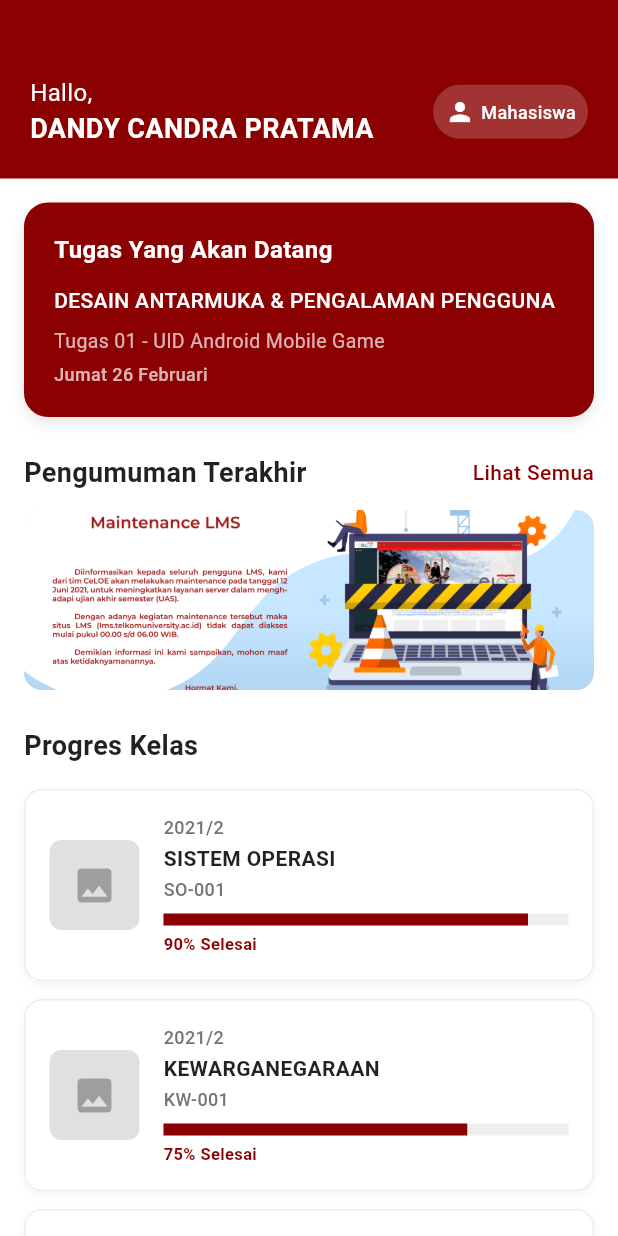
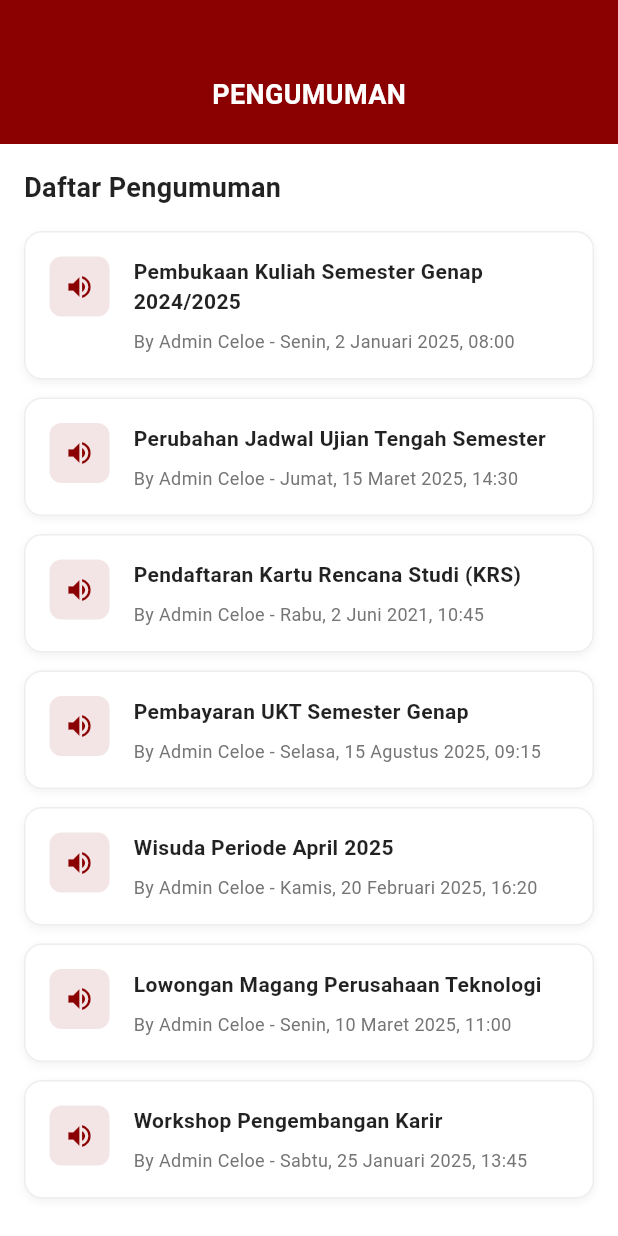
Before and after one commit to Yayukk/lms-app, a Flutter app: the HomeScreen screen opened directly, after a tap on "Lihat Semua", on a phone screen of 412 x 824 dp. Run offline on Flutter 3.47's test engine with Material 3 defaults, Android fonts, the phone set to English and light mode, and no system bars.

Commit message:
menambahkan bagian pengumuman screen

```diff
--- a/lib/home_screen.dart
+++ b/lib/home_screen.dart
@@ -1,4 +1,5 @@
 import 'package:flutter/material.dart';
+import 'pengumuman_screen.dart';
 
 class HomeScreen extends StatelessWidget {
   const HomeScreen({super.key});
@@ -81,7 +82,7 @@ class HomeScreen extends StatelessWidget {
                     const SizedBox(height: 24),
 
                     // Pengumuman Section
-                    _buildAnnouncementsSection(),
+                    _buildAnnouncementsSection(context),
                     const SizedBox(height: 24),
 
                     // Progres Kelas Section
@@ -150,7 +151,7 @@ class HomeScreen extends StatelessWidget {
     );
   }
 
-  Widget _buildAnnouncementsSection() {
+  Widget _buildAnnouncementsSection(BuildContext context) {
     return Column(
       crossAxisAlignment: CrossAxisAlignment.start,
       children: [
@@ -167,7 +168,12 @@ class HomeScreen extends StatelessWidget {
             ),
             GestureDetector(
               onTap: () {
-                // Handle "Lihat Semua" tap
+                Navigator.push(
+                  context,
+                  MaterialPageRoute(
+                    builder: (context) => const PengumumanScreen(),
+                  ),
+                );
               },
               child: const Text(
                 'Lihat Semua',
--- /dev/null
+++ b/lib/pengumuman_screen.dart
@@ -0,0 +1,171 @@
+import 'package:flutter/material.dart';
+
+class PengumumanScreen extends StatelessWidget {
+  const PengumumanScreen({super.key});
+
+  @override
+  Widget build(BuildContext context) {
+    return Scaffold(
+      body: Container(
+        color: Colors.white,
+        child: Column(
+          children: [
+            // Header Section
+            Container(
+              width: double.infinity,
+              padding: const EdgeInsets.fromLTRB(20, 50, 20, 20),
+              decoration: const BoxDecoration(
+                color: Color(0xFF8B0000), // Maroon red
+              ),
+              child: const Row(
+                mainAxisAlignment: MainAxisAlignment.center,
+                children: [
+                  Text(
+                    'PENGUMUMAN',
+                    style: TextStyle(
+                      color: Colors.white,
+                      fontSize: 18,
+                      fontWeight: FontWeight.bold,
+                    ),
+                  ),
+                ],
+              ),
+            ),
+
+            // Content Section
+            Expanded(
+              child: SingleChildScrollView(
+                padding: const EdgeInsets.all(16),
+                child: Column(
+                  crossAxisAlignment: CrossAxisAlignment.start,
+                  children: [
+                    // Pengumuman List Section
+                    _buildAnnouncementList(),
+                  ],
+                ),
+              ),
+            ),
+          ],
+        ),
+      ),
+    );
+  }
+
+  Widget _buildAnnouncementList() {
+    return Column(
+      crossAxisAlignment: CrossAxisAlignment.start,
+      children: [
+        const Text(
+          'Daftar Pengumuman',
+          style: TextStyle(
+            fontSize: 18,
+            fontWeight: FontWeight.bold,
+            color: Colors.black87,
+          ),
+        ),
+        const SizedBox(height: 16),
+
+        // Announcement Items
+        _buildAnnouncementItem(
+          'Pembukaan Kuliah Semester Genap 2024/2025',
+          'By Admin Celoe - Senin, 2 Januari 2025, 08:00',
+        ),
+        const SizedBox(height: 12),
+        _buildAnnouncementItem(
+          'Perubahan Jadwal Ujian Tengah Semester',
+          'By Admin Celoe - Jumat, 15 Maret 2025, 14:30',
+        ),
+        const SizedBox(height: 12),
+        _buildAnnouncementItem(
+          'Pendaftaran Kartu Rencana Studi (KRS)',
+          'By Admin Celoe - Rabu, 2 Juni 2021, 10:45',
+        ),
+        const SizedBox(height: 12),
+        _buildAnnouncementItem(
+          'Pembayaran UKT Semester Genap',
+          'By Admin Celoe - Selasa, 15 Agustus 2025, 09:15',
+        ),
+        const SizedBox(height: 12),
+        _buildAnnouncementItem(
+          'Wisuda Periode April 2025',
+          'By Admin Celoe - Kamis, 20 Februari 2025, 16:20',
+        ),
+        const SizedBox(height: 12),
+        _buildAnnouncementItem(
+          'Lowongan Magang Perusahaan Teknologi',
+          'By Admin Celoe - Senin, 10 Maret 2025, 11:00',
+        ),
+        const SizedBox(height: 12),
+        _buildAnnouncementItem(
+          'Workshop Pengembangan Karir',
+          'By Admin Celoe - Sabtu, 25 Januari 2025, 13:45',
+        ),
+      ],
+    );
+  }
+
+  Widget _buildAnnouncementItem(String title, String authorAndDate) {
+    return Container(
+      width: double.infinity,
+      padding: const EdgeInsets.all(16),
+      decoration: BoxDecoration(
+        color: Colors.white,
+        borderRadius: BorderRadius.circular(12),
+        border: Border.all(color: Colors.grey[200]!),
+        boxShadow: [
+          BoxShadow(
+            color: Colors.black.withOpacity(0.05),
+            blurRadius: 4,
+            offset: const Offset(0, 2),
+          ),
+        ],
+      ),
+      child: Row(
+        crossAxisAlignment: CrossAxisAlignment.start,
+        children: [
+          // Left side - Speaker icon
+          Container(
+            width: 40,
+            height: 40,
+            decoration: BoxDecoration(
+              color: const Color(0xFF8B0000).withOpacity(0.1),
+              borderRadius: BorderRadius.circular(8),
+            ),
+            child: const Icon(
+              Icons.volume_up,
+              color: Color(0xFF8B0000),
+              size: 20,
+            ),
+          ),
+          const SizedBox(width: 16),
+
+          // Right side - Title and author/date
+          Expanded(
+            child: Column(
+              crossAxisAlignment: CrossAxisAlignment.start,
+              children: [
+                Text(
+                  title,
+                  style: const TextStyle(
+                    fontSize: 14,
+                    fontWeight: FontWeight.bold,
+                    color: Colors.black87,
+                  ),
+                ),
+                const SizedBox(height: 8),
+                Text(
+                  authorAndDate,
+                  style: TextStyle(
+                    fontSize: 12,
+                    color: Colors.grey[600],
+                    height: 1.4,
+                  ),
+                ),
+              ],
+            ),
+          ),
+        ],
+      ),
+    );
+  }
+}
```
